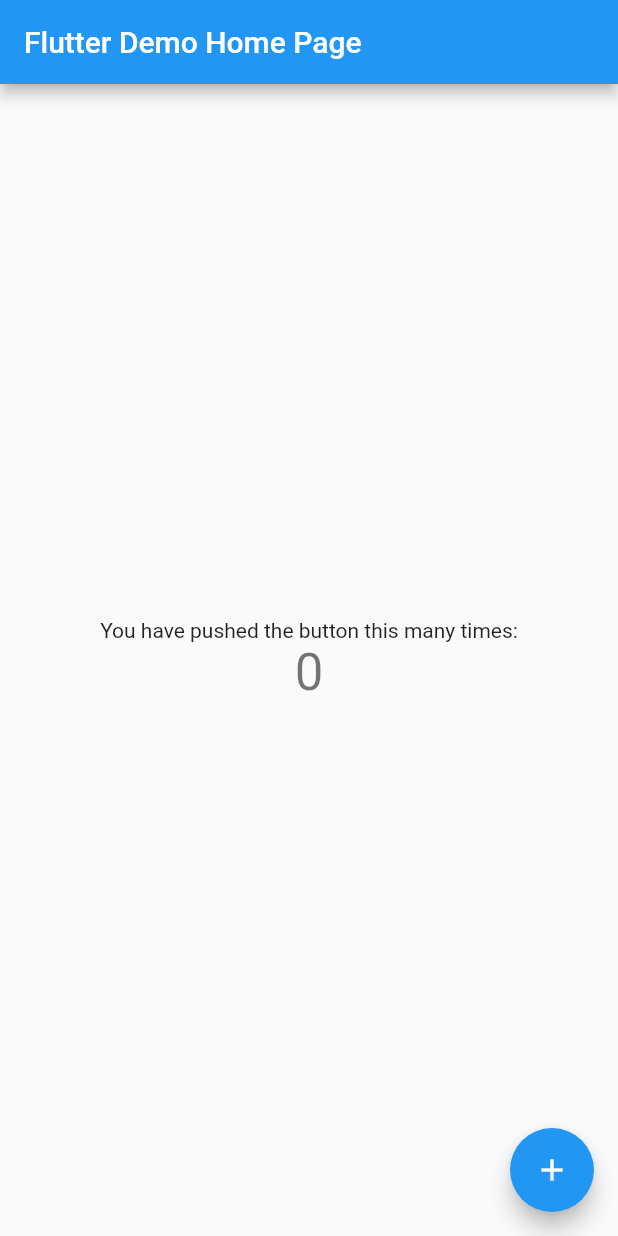
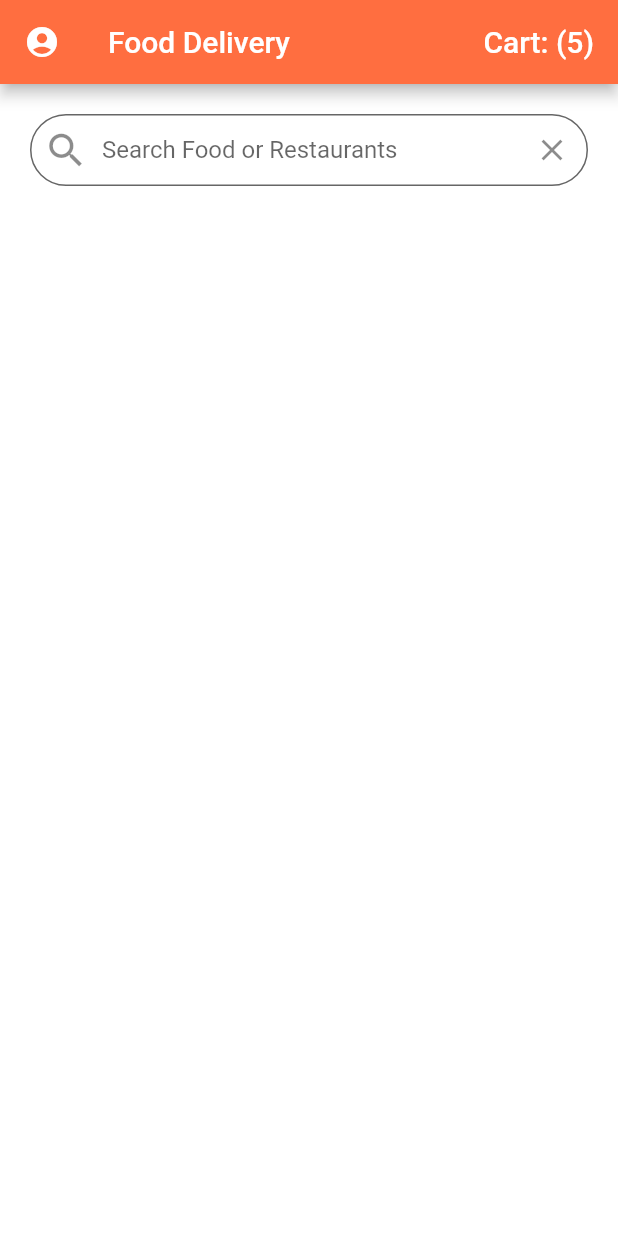
Before and after one commit to TheKetan2/restaurent_ui_flutter, a Flutter app: the screen it shows after launch, on a phone screen of 412 x 824 dp. Run offline on Flutter 3.47's test engine with Material 2 defaults, Android fonts, the phone set to English and light mode, and no system bars.

Commit message:
searchbar added

```diff
--- a/lib/main.dart
+++ b/lib/main.dart
@@ -1,4 +1,5 @@
 import 'package:flutter/material.dart';
+import 'package:flutter_food_delivery_ui/screens/home_screen.dart';
 
 void main() => runApp(MyApp());
 
@@ -6,58 +7,13 @@ class MyApp extends StatelessWidget {
   @override
   Widget build(BuildContext context) {
     return MaterialApp(
-      title: 'Flutter Demo',
+      title: 'Flutter Food Delivery UI',
+      debugShowCheckedModeBanner: false,
       theme: ThemeData(
-        primarySwatch: Colors.blue,
+        scaffoldBackgroundColor: Colors.white,
+        primaryColor: Colors.deepOrangeAccent,
       ),
-      home: MyHomePage(title: 'Flutter Demo Home Page'),
+      home: HomeScreen(),
     );
   }
 }
-
-class MyHomePage extends StatefulWidget {
-  MyHomePage({Key key, this.title}) : super(key: key);
-
-  final String title;
-
-  @override
-  _MyHomePageState createState() => _MyHomePageState();
-}
-
-class _MyHomePageState extends State<MyHomePage> {
-  int _counter = 0;
-
-  void _incrementCounter() {
-    setState(() {
-      _counter++;
-    });
-  }
-
-  @override
-  Widget build(BuildContext context) {
-    return Scaffold(
-      appBar: AppBar(
-        title: Text(widget.title),
-      ),
-      body: Center(
-        child: Column(
-          mainAxisAlignment: MainAxisAlignment.center,
-          children: <Widget>[
-            Text(
-              'You have pushed the button this many times:',
-            ),
-            Text(
-              '$_counter',
-              style: Theme.of(context).textTheme.display1,
-            ),
-          ],
-        ),
-      ),
-      floatingActionButton: FloatingActionButton(
-        onPressed: _incrementCounter,
-        tooltip: 'Increment',
-        child: Icon(Icons.add),
-      ),
-    );
-  }
-}
--- /dev/null
+++ b/lib/screens/home_screen.dart
@@ -0,0 +1,63 @@
+import "package:flutter/material.dart";
+import '../data/data.dart';
+
+class HomeScreen extends StatefulWidget {
+  @override
+  _HomeScreenState createState() => _HomeScreenState();
+}
+
+class _HomeScreenState extends State<HomeScreen> {
+  @override
+  Widget build(BuildContext context) {
+    return Scaffold(
+      appBar: AppBar(
+        leading: IconButton(
+          icon: Icon(Icons.account_circle),
+          onPressed: () {},
+        ),
+        title: Text("Food Delivery"),
+        actions: <Widget>[
+          FlatButton(
+            child: Text(
+              "Cart: (${currentUser.cart.length})",
+              style: TextStyle(
+                color: Colors.white,
+                fontSize: 20.0,
+              ),
+            ),
+            onPressed: () {},
+          )
+        ],
+      ),
+      body: ListView(
+        children: <Widget>[
+          Padding(
+            padding: const EdgeInsets.all(20.0),
+            child: TextField(
+              decoration: InputDecoration(
+                  fillColor: Colors.white,
+                  filled: true,
+                  contentPadding: EdgeInsets.symmetric(
+                    vertical: 10.0,
+                  ),
+                  border: OutlineInputBorder(
+                    borderRadius: BorderRadius.circular(30.0),
+                    borderSide: BorderSide(
+                      width: 0.5,
+                      color: Theme.of(context).primaryColor,
+                    ),
+                  ),
+                  hintText: "Search Food or Restaurants",
+                  prefixIcon: Icon(
+                    Icons.search,
+                    size: 30.0,
+                  ),
+                  suffixIcon:
+                      IconButton(icon: Icon(Icons.clear), onPressed: () {})),
+            ),
+          ),
+        ],
+      ),
+    );
+  }
+}
```
